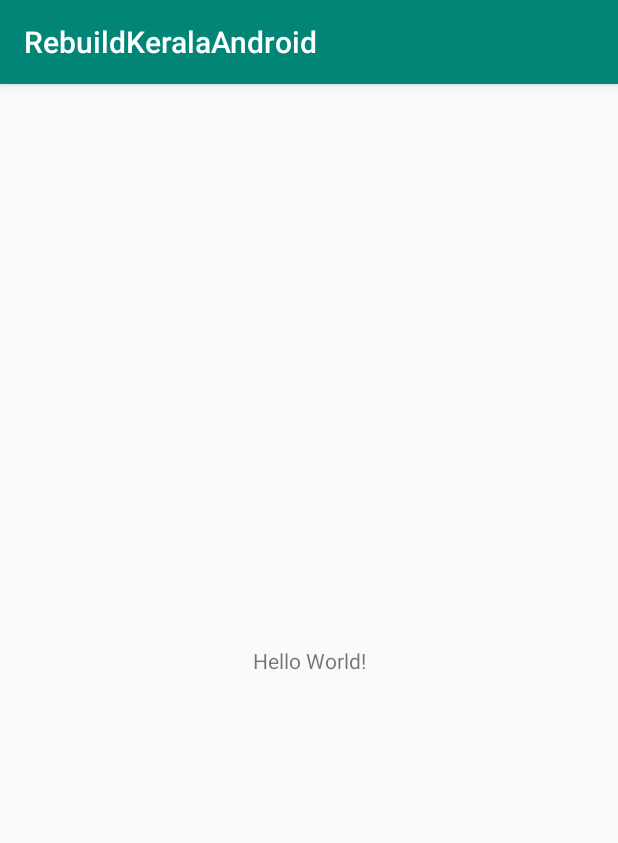
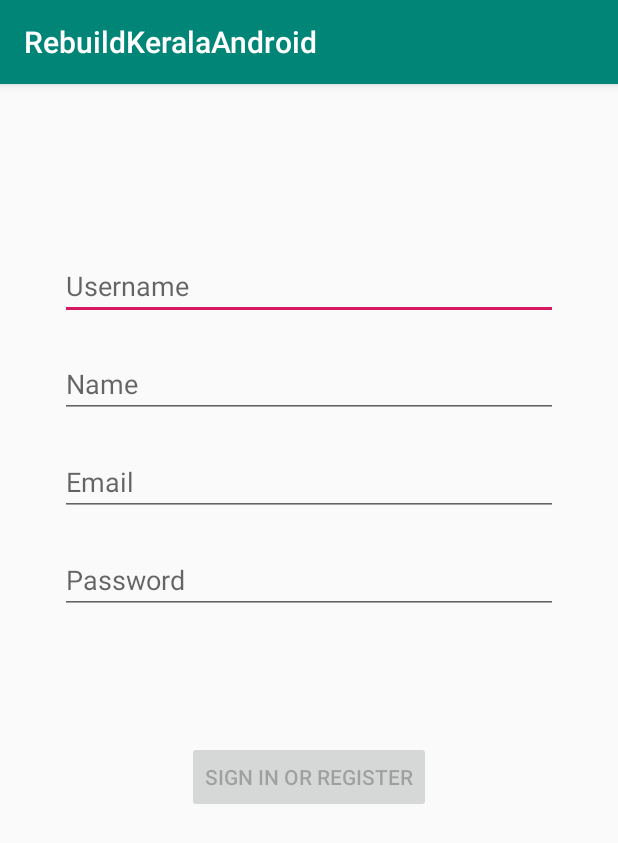
Before and after one commit to Eldhopj/RebuildKeralaAndroid, an Android app: the screen it shows after launch (MainActivity before the commit, LoginActivity after it), on a phone screen of 412 x 824 dp. Shown: the top 843 px of the screen. Run offline under Robolectric (Android 15) with nearby library versions, the phone set to English and light mode, and no system bars; network calls fail; 1 statement that could not run was skipped.

```diff
--- a/app/src/main/AndroidManifest.xml
+++ b/app/src/main/AndroidManifest.xml
@@ -15,7 +15,7 @@
         <activity
             android:name=".ui.login.LoginActivity"
             android:label="@string/title_activity_login" />
-        <activity android:name=".ui.MainActivity">
+        <activity android:name=".ui.LoginActivity">
             <intent-filter>
                 <action android:name="android.intent.action.MAIN" />
 
--- a/app/src/main/java/com/example/rebuildkeralaandroid/ui/MainActivity.java
+++ b/app/src/main/java/com/example/rebuildkeralaandroid/ui/LoginActivity.java
@@ -10,14 +10,14 @@ import com.example.rebuildkeralaandroid.R;
 import com.example.rebuildkeralaandroid.data.model.ApiResponse;
 import com.example.rebuildkeralaandroid.viewModel.RegisterViewModel;
 
-public class MainActivity extends AppCompatActivity {
-    private static final String TAG = "MainActivity";
+public class LoginActivity extends AppCompatActivity {
+    private static final String TAG = "LoginActivity";
     private RegisterViewModel viewModel;
 
     @Override
     protected void onCreate(Bundle savedInstanceState) {
         super.onCreate(savedInstanceState);
-        setContentView(R.layout.activity_main);
+        setContentView(R.layout.activity_login);
         viewModel = ViewModelProviders.of(this).get(RegisterViewModel.class);
 
         viewModel.registerUser().observe(this, new Observer<ApiResponse>() {
--- a/app/src/main/java/com/example/rebuildkeralaandroid/ui/login/LoginActivity.kt
+++ b/app/src/main/java/com/example/rebuildkeralaandroid/ui/login/LoginActivity.kt
@@ -26,8 +26,8 @@ class LoginActivity : AppCompatActivity() {
 
         setContentView(R.layout.activity_login)
 
-        val username = findViewById<EditText>(R.id.username)
-        val password = findViewById<EditText>(R.id.password)
+        val username = findViewById<EditText>(R.id.Username)
+        val password = findViewById<EditText>(R.id.Email)
         val login = findViewById<Button>(R.id.login)
         val loading = findViewById<ProgressBar>(R.id.loading)
 
--- a/app/src/main/res/layout/activity_login.xml
+++ b/app/src/main/res/layout/activity_login.xml
@@ -12,36 +12,71 @@
     tools:context=".ui.login.LoginActivity">
 
     <EditText
-        android:id="@+id/username"
+        android:id="@+id/Username"
         android:layout_width="0dp"
         android:layout_height="wrap_content"
         android:layout_marginStart="24dp"
         android:layout_marginTop="96dp"
         android:layout_marginEnd="24dp"
 
-        android:hint="@string/prompt_email"
-        android:inputType="textEmailAddress"
+        android:hint="Username"
         android:selectAllOnFocus="true"
         app:layout_constraintEnd_toEndOf="parent"
         app:layout_constraintStart_toStartOf="parent"
         app:layout_constraintTop_toTopOf="parent" />
+
+
+    <EditText
+        android:id="@+id/Email"
+        android:layout_width="0dp"
+        android:layout_height="wrap_content"
+        android:layout_marginStart="24dp"
+        android:layout_marginTop="20dp"
+
+        android:layout_marginEnd="24dp"
+        android:hint="Email"
+        android:imeActionLabel="@string/action_sign_in_short"
+        android:imeOptions="actionDone"
+        android:inputType="textEmailAddress"
+        android:selectAllOnFocus="true"
+        app:layout_constraintEnd_toEndOf="parent"
+        app:layout_constraintHorizontal_bias="0.812"
+        app:layout_constraintStart_toStartOf="parent"
+        app:layout_constraintTop_toBottomOf="@+id/name" />
+
+    <EditText
+        android:id="@+id/name"
+        android:layout_width="0dp"
+        android:layout_height="wrap_content"
+        android:layout_marginStart="24dp"
+        android:layout_marginTop="20dp"
+        android:layout_marginEnd="24dp"
+
+        android:hint="Name"
+        android:imeActionLabel="@string/action_sign_in_short"
+        android:imeOptions="actionDone"
+        android:inputType="text"
+        android:selectAllOnFocus="true"
+        app:layout_constraintEnd_toEndOf="parent"
+        app:layout_constraintStart_toStartOf="parent"
+        app:layout_constraintTop_toBottomOf="@+id/Username" />
+
 
     <EditText
         android:id="@+id/password"
         android:layout_width="0dp"
         android:layout_height="wrap_content"
         android:layout_marginStart="24dp"
-        android:layout_marginTop="8dp"
+        android:layout_marginTop="20dp"
         android:layout_marginEnd="24dp"
-
-        android:hint="@string/prompt_password"
+        android:hint="Password"
         android:imeActionLabel="@string/action_sign_in_short"
         android:imeOptions="actionDone"
         android:inputType="textPassword"
         android:selectAllOnFocus="true"
         app:layout_constraintEnd_toEndOf="parent"
         app:layout_constraintStart_toStartOf="parent"
-        app:layout_constraintTop_toBottomOf="@+id/username" />
+        app:layout_constraintTop_toBottomOf="@+id/Email" />
 
     <Button
         android:id="@+id/login"
@@ -49,7 +84,6 @@
         android:layout_height="wrap_content"
         android:layout_gravity="start"
         android:layout_marginStart="48dp"
-        android:layout_marginTop="16dp"
         android:layout_marginEnd="48dp"
         android:layout_marginBottom="64dp"
         android:enabled="false"
@@ -58,7 +92,7 @@
         app:layout_constraintEnd_toEndOf="parent"
         app:layout_constraintStart_toStartOf="parent"
         app:layout_constraintTop_toBottomOf="@+id/password"
-        app:layout_constraintVertical_bias="0.2" />
+        app:layout_constraintVertical_bias="0.295" />
 
     <ProgressBar
         android:id="@+id/loading"
@@ -71,8 +105,8 @@
         android:layout_marginBottom="64dp"
         android:visibility="gone"
         app:layout_constraintBottom_toBottomOf="parent"
-        app:layout_constraintEnd_toEndOf="@+id/password"
-        app:layout_constraintStart_toStartOf="@+id/password"
+        app:layout_constraintEnd_toEndOf="@+id/Email"
+        app:layout_constraintStart_toStartOf="@+id/Email"
         app:layout_constraintTop_toTopOf="parent"
         app:layout_constraintVertical_bias="0.3" />
 </androidx.constraintlayout.widget.ConstraintLayout>
--- a/app/src/main/res/layout/activity_main.xml
+++ b/app/src/main/res/layout/activity_main.xml
@@ -4,7 +4,7 @@
     xmlns:tools="http://schemas.android.com/tools"
     android:layout_width="match_parent"
     android:layout_height="match_parent"
-    tools:context=".ui.MainActivity">
+    tools:context=".ui.LoginActivity">
 
     <TextView
         android:id="@+id/txtDummy"
```
